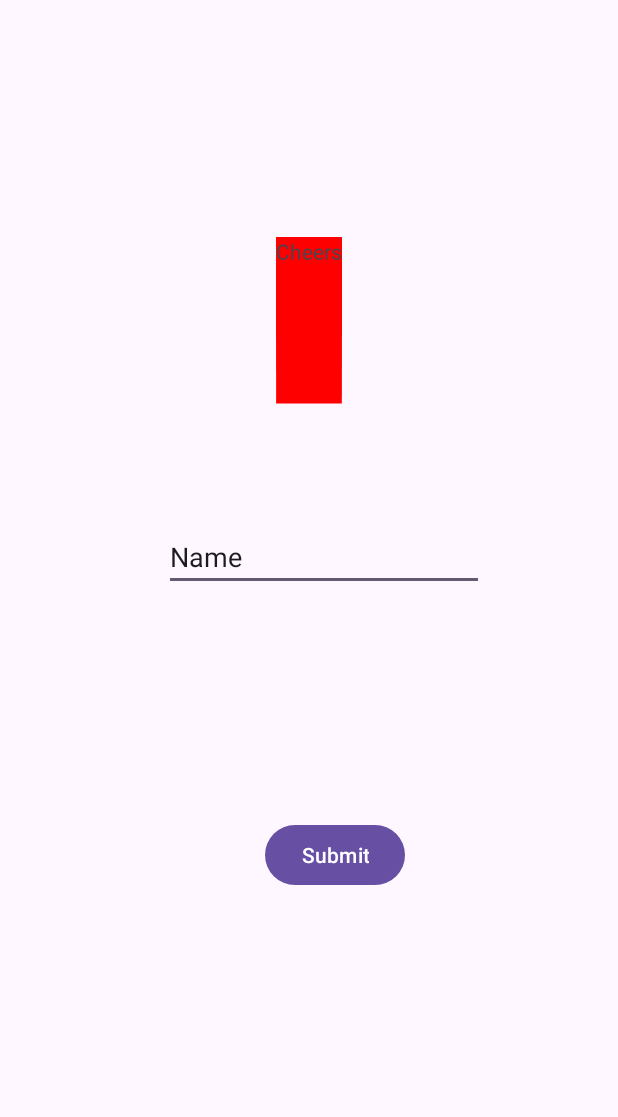
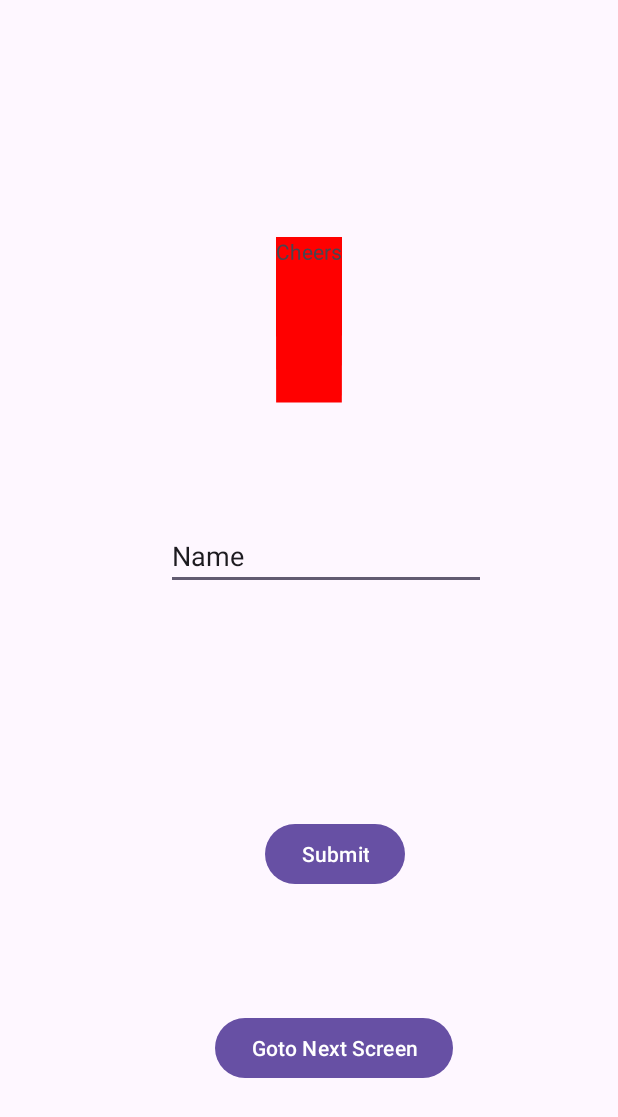
Before and after one commit to Mbialowas10/widgetsDemo, an Android app: the screen it shows after launch (MainActivity), on a phone screen of 412 x 824 dp. Shown: the top 1117 px of the screen. Run offline under Robolectric (Android 15) with nearby library versions, the phone set to English and light mode, and no system bars.

Commit message:
Added intents to process data b/w screens.

```diff
--- a/app/src/main/AndroidManifest.xml
+++ b/app/src/main/AndroidManifest.xml
@@ -13,6 +13,9 @@
         android:theme="@style/Theme.WidgetsDemo"
         tools:targetApi="31">
         <activity
+            android:name=".ResultActivity"
+            android:exported="false" />
+        <activity
             android:name=".MainActivity"
             android:exported="true">
             <intent-filter>
--- a/app/src/main/java/com/mbialowas/widgetsdemo/MainActivity.kt
+++ b/app/src/main/java/com/mbialowas/widgetsdemo/MainActivity.kt
@@ -1,5 +1,6 @@
 package com.mbialowas.widgetsdemo
 
+import android.content.Intent
 import android.graphics.Color
 import androidx.appcompat.app.AppCompatActivity
 import android.os.Bundle
@@ -22,17 +23,33 @@ class MainActivity : AppCompatActivity() {
 
 
         val et_input : EditText = findViewById(R.id.et_input)
+        var input:String? = null
 
-        // get input from edit Text
-        val input = et_input.text
 
         // register button
         val btn : Button = findViewById(R.id.btnInput)
         btn.setOnClickListener(){
+            // get input from edit Text
+            input = et_input.text.toString()
+
             //Toast.makeText(this,"Hello class, the button was click",Toast.LENGTH_LONG).show()
             //pass the value here
             Toast.makeText(this,"The message was ${et_input.text}",Toast.LENGTH_LONG).show()
         }
 
+        val btnResult:Button = findViewById(R.id.btnGoToNextScreen)
+
+        btnResult.setOnClickListener(){
+            // intent - goto Next screen
+            var intent:Intent = Intent(this,ResultActivity::class.java)
+            //startActivity(intent)
+
+            // what about passing parameters(data) to second screen
+            intent.putExtra("name",input)
+            startActivity(intent)
+        }
+
+
+
     }
 }
--- a/app/src/main/res/layout/activity_main.xml
+++ b/app/src/main/res/layout/activity_main.xml
@@ -24,7 +24,7 @@
         android:id="@+id/et_input"
         android:layout_width="wrap_content"
         android:layout_height="wrap_content"
-        android:layout_marginEnd="89dp"
+        android:layout_marginEnd="88dp"
         android:layout_marginBottom="152dp"
         android:ems="10"
         android:hint="Enter a name"
@@ -38,10 +38,21 @@
         android:id="@+id/btnInput"
         android:layout_width="wrap_content"
         android:layout_height="wrap_content"
-        android:layout_marginEnd="142dp"
-        android:layout_marginBottom="230dp"
+        android:layout_marginEnd="32dp"
+        android:layout_marginBottom="81dp"
         android:text="Submit"
+        app:layout_constraintBottom_toTopOf="@+id/btnGoToNextScreen"
+        app:layout_constraintEnd_toEndOf="@+id/btnGoToNextScreen"
+        app:layout_constraintTop_toBottomOf="@+id/et_input" />
+
+    <Button
+        android:id="@+id/btnGoToNextScreen"
+        android:layout_width="wrap_content"
+        android:layout_height="wrap_content"
+        android:layout_marginEnd="110dp"
+        android:layout_marginBottom="101dp"
+        android:text="Goto Next Screen"
         app:layout_constraintBottom_toBottomOf="parent"
         app:layout_constraintEnd_toEndOf="parent"
-        app:layout_constraintTop_toBottomOf="@+id/et_input" />
+        app:layout_constraintTop_toBottomOf="@+id/btnInput" />
 </androidx.constraintlayout.widget.ConstraintLayout>
```
Also changed, not shown: app/src/main/java/com/mbialowas/widgetsdemo/ResultActivity.kt (added, +24 -0 lines), app/src/main/res/layout/activity_result.xml (added, +21 -0 lines).
